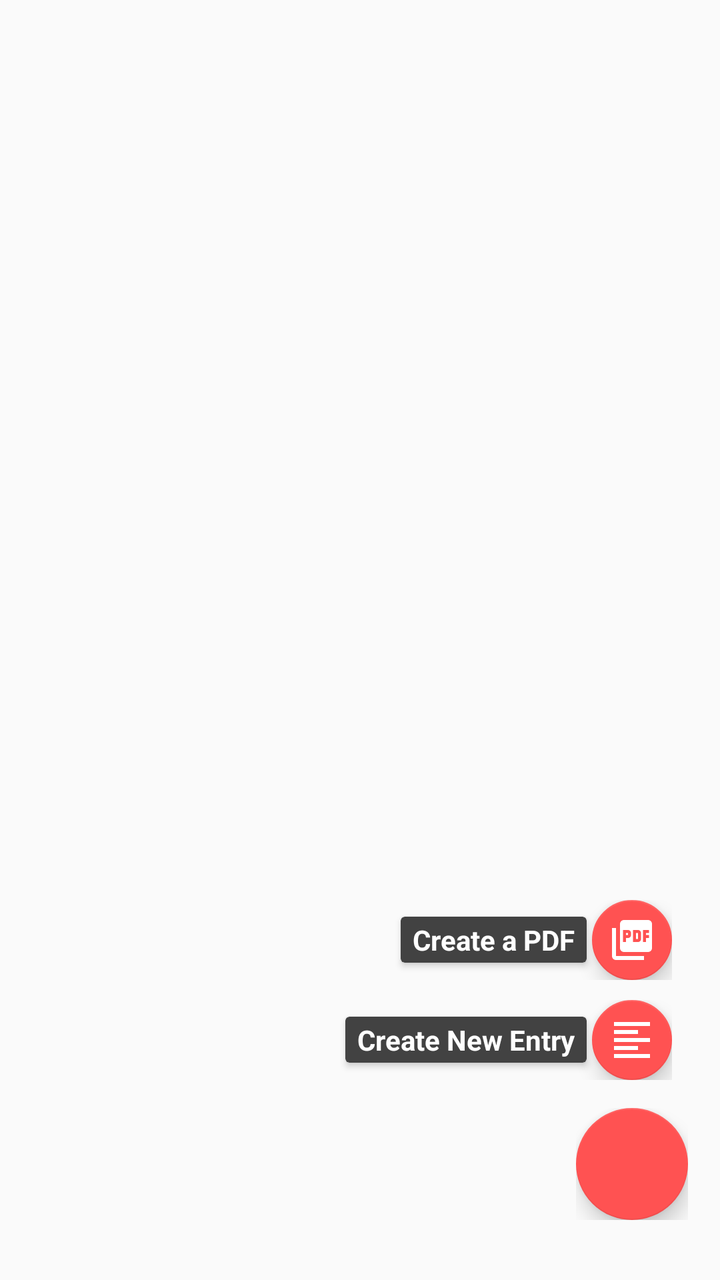
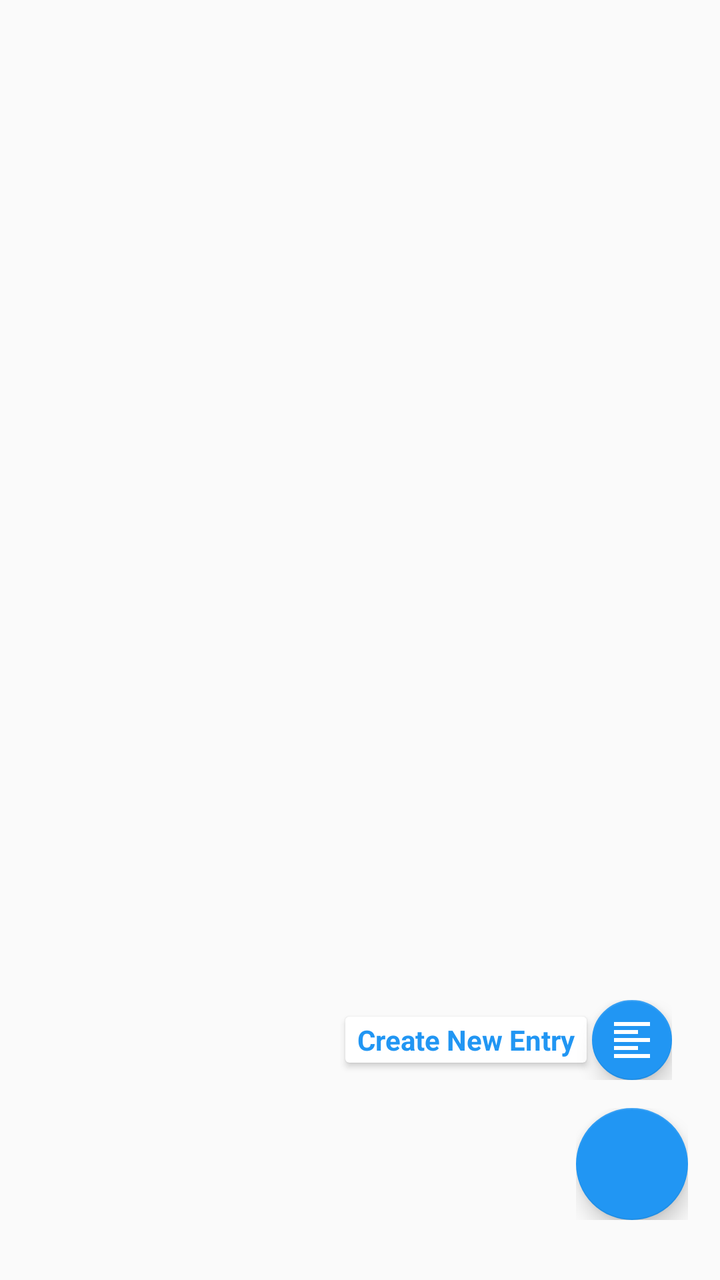

The first picture is an Android layout as it rendered before a commit; the second is the same layout after the commit. The layout source and the unified diff follow.
<!-- AndroidManifest.xml: application theme Base.Theme.Toolbar -->
<!-- res/layout/layout_fabentries_fav.xml -->
<?xml version="1.0" encoding="utf-8"?>
<FrameLayout xmlns:android="http://schemas.android.com/apk/res/android"
    xmlns:app="http://schemas.android.com/apk/res-auto"
    android:id="@+id/fabFrame"
    android:layout_width="match_parent"
    android:layout_height="match_parent"
    android:layout_marginTop="?attr/actionBarSize"
    android:paddingLeft="@dimen/activity_horizontal_margin"
    android:paddingRight="@dimen/activity_horizontal_margin"
    android:paddingTop="@dimen/activity_vertical_margin"
    android:orientation="vertical">

    <LinearLayout
        android:id="@+id/layoutFabAddNew"
        android:layout_width="wrap_content"
        android:layout_height="wrap_content"
        android:gravity="center_vertical"
        android:layout_gravity="bottom|end"
        android:layout_marginRight="8dp"
        android:layout_marginBottom="100dp"
        android:layout_marginEnd="8dp"
        android:orientation="horizontal">

        <android.support.v7.widget.CardView
            android:layout_width="wrap_content"
            android:layout_height="wrap_content"
            android:backgroundTint="@color/card_background"
            app:cardCornerRadius="@dimen/cardCornerRadius"
            app:cardElevation="@dimen/cardElevation"
            app:cardUseCompatPadding="true">

            <TextView
                android:id="@+id/addNewTV"
                android:layout_width="wrap_content"
                android:layout_height="wrap_content"
                android:textColor="@color/fab_card_text"
                android:text="@string/FabNewEntry"
                android:textAppearance="?android:attr/textAppearanceSmall"
                android:textStyle="bold"
                android:paddingRight="@dimen/cardview_horizontal_padding"
                android:paddingLeft="@dimen/cardview_horizontal_padding"
                android:paddingBottom="@dimen/cardview_vertical_padding"
                android:paddingTop="@dimen/cardview_vertical_padding" />
        </android.support.v7.widget.CardView>

        <android.support.design.widget.FloatingActionButton
            android:id="@+id/fabAddNew"
            android:layout_width="wrap_content"
            android:layout_height="wrap_content"
            android:src="@drawable/ic_format_align_left_white"
            app:backgroundTint="@color/fab"
            app:fabSize="mini" />

    </LinearLayout>

    <LinearLayout
        android:id="@+id/layoutFabPrintPdf"
        android:layout_width="wrap_content"
        android:layout_height="wrap_content"
        android:gravity="center_vertical"
        android:layout_gravity="bottom|end"

        android:layout_marginRight="8dp"
        android:layout_marginEnd="8dp"
        android:layout_marginBottom="150dp"
        android:orientation="horizontal">


        <android.support.v7.widget.CardView
            android:layout_width="wrap_content"
            android:layout_height="wrap_content"
            android:backgroundTint="@color/card_background"
            app:cardCornerRadius="@dimen/cardCornerRadius"
            app:cardElevation="@dimen/cardElevation"
            app:cardUseCompatPadding="true">

            <TextView
                android:id="@+id/CreateFavfTV"
                android:layout_width="wrap_content"
                android:layout_height="wrap_content"
                android:textColor="@color/fab_card_text"
                android:text="Create a PDF"
                android:textAppearance="?android:attr/textAppearanceSmall"
                android:textStyle="bold"
                android:paddingRight="@dimen/cardview_horizontal_padding"
                android:paddingLeft="@dimen/cardview_horizontal_padding"
                android:paddingBottom="@dimen/cardview_vertical_padding"
                android:paddingTop="@dimen/cardview_vertical_padding" />

        </android.support.v7.widget.CardView>

        <android.support.design.widget.FloatingActionButton
            android:id="@+id/fabCreateFav"
            android:layout_width="wrap_content"
            android:layout_height="wrap_content"
            android:src="@drawable/ic_picture_as_pdf_white"
            app:backgroundTint="@color/fab"
            app:fabSize="mini" />
    </LinearLayout>


    <LinearLayout
        android:id="@+id/layoutFabEntries"
        android:layout_width="wrap_content"
        android:layout_height="wrap_content"
        android:gravity="center_vertical"
        android:layout_gravity="bottom|end"
        android:layout_marginBottom="30dp"
        android:orientation="horizontal">


        <android.support.design.widget.FloatingActionButton
            android:id="@+id/fabEntries"
            android:layout_width="wrap_content"
            android:layout_height="wrap_content"
            android:layout_gravity="bottom|end"
            app:backgroundTint="@color/fab"
            app:fabSize="normal" />


    </LinearLayout>
</FrameLayout>
<!-- resources referenced by this layout -->
<resources>
  <color name="card_background">@color/grey800</color>
  <color name="fab">@color/night_text</color>
  <color name="fab_card_text">@color/white</color>
  <dimen name="activity_horizontal_margin">16dp</dimen>
  <dimen name="activity_vertical_margin">16dp</dimen>
  <dimen name="cardCornerRadius">2dp</dimen>
  <dimen name="cardElevation">2dp</dimen>
  <dimen name="cardview_horizontal_padding">6dp</dimen>
  <dimen name="cardview_vertical_padding">2dp</dimen>
  <!-- drawable ic_format_align_left_white: png bitmap (drawable-hdpi, 101 bytes) -->
  <!-- drawable ic_picture_as_pdf_white: png bitmap (drawable-hdpi, 366 bytes) -->
  <string name="FabNewEntry">Create New Entry</string>
  <style name="Base.Theme.Toolbar" parent="Theme.AppCompat.Light.NoActionBar">
          <item name="colorPrimary">@color/primary</item>
          <item name="colorPrimaryDark">@color/primary_dark</item>
          <item name="colorAccent">@color/night_text</item>
          <item name="mcab_contentinset_start">60dp</item>
      </style>
  <color name="grey800">#424242</color>
  <color name="night_text">@color/accent</color>
  <color name="white">#ffffff</color>
  <color name="primary">#ff3F51B5</color>
  <color name="primary_dark">#ff303F9F</color>
  <color name="accent">#ffFF5252</color>
</resources>

<!-- the commit's change to res/layout/layout_fabentries_fav.xml (unified diff, before → after) -->
@@ -21,10 +21,10 @@
         android:layout_marginEnd="8dp"
         android:orientation="horizontal">
 
-        <android.support.v7.widget.CardView
+        <androidx.cardview.widget.CardView
             android:layout_width="wrap_content"
             android:layout_height="wrap_content"
-            android:backgroundTint="@color/card_background"
+            android:backgroundTint="@color/background"
             app:cardCornerRadius="@dimen/cardCornerRadius"
             app:cardElevation="@dimen/cardElevation"
             app:cardUseCompatPadding="true">
@@ -33,17 +33,17 @@
                 android:id="@+id/addNewTV"
                 android:layout_width="wrap_content"
                 android:layout_height="wrap_content"
-                android:textColor="@color/fab_card_text"
+                android:paddingLeft="@dimen/cardview_horizontal_padding"
+                android:paddingTop="@dimen/cardview_vertical_padding"
+                android:paddingRight="@dimen/cardview_horizontal_padding"
+                android:paddingBottom="@dimen/cardview_vertical_padding"
                 android:text="@string/FabNewEntry"
                 android:textAppearance="?android:attr/textAppearanceSmall"
-                android:textStyle="bold"
-                android:paddingRight="@dimen/cardview_horizontal_padding"
-                android:paddingLeft="@dimen/cardview_horizontal_padding"
-                android:paddingBottom="@dimen/cardview_vertical_padding"
-                android:paddingTop="@dimen/cardview_vertical_padding" />
-        </android.support.v7.widget.CardView>
+                android:textColor="@color/fab_card_text"
+                android:textStyle="bold" />
+        </androidx.cardview.widget.CardView>
 
-        <android.support.design.widget.FloatingActionButton
+        <com.google.android.material.floatingactionbutton.FloatingActionButton
             android:id="@+id/fabAddNew"
             android:layout_width="wrap_content"
             android:layout_height="wrap_content"
@@ -53,50 +53,7 @@
 
     </LinearLayout>
 
-    <LinearLayout
-        android:id="@+id/layoutFabPrintPdf"
-        android:layout_width="wrap_content"
-        android:layout_height="wrap_content"
-        android:gravity="center_vertical"
-        android:layout_gravity="bottom|end"
 
-        android:layout_marginRight="8dp"
-        android:layout_marginEnd="8dp"
-        android:layout_marginBottom="150dp"
-        android:orientation="horizontal">
-
-
-        <android.support.v7.widget.CardView
-            android:layout_width="wrap_content"
-            android:layout_height="wrap_content"
-            android:backgroundTint="@color/card_background"
-            app:cardCornerRadius="@dimen/cardCornerRadius"
-            app:cardElevation="@dimen/cardElevation"
-            app:cardUseCompatPadding="true">
-
-            <TextView
-                android:id="@+id/CreateFavfTV"
-                android:layout_width="wrap_content"
-                android:layout_height="wrap_content"
-                android:textColor="@color/fab_card_text"
-                android:text="Create a PDF"
-                android:textAppearance="?android:attr/textAppearanceSmall"
-                android:textStyle="bold"
-                android:paddingRight="@dimen/cardview_horizontal_padding"
-                android:paddingLeft="@dimen/cardview_horizontal_padding"
-                android:paddingBottom="@dimen/cardview_vertical_padding"
-                android:paddingTop="@dimen/cardview_vertical_padding" />
-
-        </android.support.v7.widget.CardView>
-
-        <android.support.design.widget.FloatingActionButton
-            android:id="@+id/fabCreateFav"
-            android:layout_width="wrap_content"
-            android:layout_height="wrap_content"
-            android:src="@drawable/ic_picture_as_pdf_white"
-            app:backgroundTint="@color/fab"
-            app:fabSize="mini" />
-    </LinearLayout>
 
 
     <LinearLayout
@@ -109,7 +66,7 @@
         android:orientation="horizontal">
 
 
-        <android.support.design.widget.FloatingActionButton
+        <com.google.android.material.floatingactionbutton.FloatingActionButton
             android:id="@+id/fabEntries"
             android:layout_width="wrap_content"
             android:layout_height="wrap_content"
<!-- resource entries referenced after the edit -->
@@ -1,8 +1,8 @@
 <!-- resources referenced by this layout -->
 <resources>
-  <color name="card_background">@color/grey800</color>
+  <color name="background">#ffffffff</color>
   <color name="fab">@color/night_text</color>
-  <color name="fab_card_text">@color/white</color>
+  <color name="fab_card_text">@color/accent</color>
   <dimen name="activity_horizontal_margin">16dp</dimen>
   <dimen name="activity_vertical_margin">16dp</dimen>
   <dimen name="cardCornerRadius">2dp</dimen>
@@ -10,19 +10,15 @@
   <dimen name="cardview_horizontal_padding">6dp</dimen>
   <dimen name="cardview_vertical_padding">2dp</dimen>
   <!-- drawable ic_format_align_left_white: png bitmap (drawable-hdpi, 101 bytes) -->
-  <!-- drawable ic_picture_as_pdf_white: png bitmap (drawable-hdpi, 366 bytes) -->
   <string name="FabNewEntry">Create New Entry</string>
   <style name="Base.Theme.Toolbar" parent="Theme.AppCompat.Light.NoActionBar">
           <item name="colorPrimary">@color/primary</item>
           <item name="colorPrimaryDark">@color/primary_dark</item>
           <item name="colorAccent">@color/night_text</item>
-          <item name="mcab_contentinset_start">60dp</item>
       </style>
-  <color name="grey800">#424242</color>
   <color name="night_text">@color/accent</color>
-  <color name="white">#ffffff</color>
   <color name="primary">#ff3F51B5</color>
   <color name="primary_dark">#ff303F9F</color>
-  <color name="accent">#ffFF5252</color>
+  <color name="accent">#2196F3</color>
 </resources>
 
